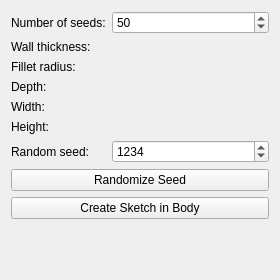
The window that src/Mod/PartDesign/Gui/TaskVoronoiParameters.ui (fadabaro95/FreeCAD) describes before a commit, drawn with Qt 5.
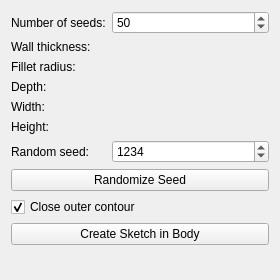
The same window after the commit. Custom widgets are drawn as their Qt base class.

Commit message:
Add close contour option to Voronoi sketches
Adds a CloseContour property and UI checkbox to Voronoi sketch generation. When enabled, the bounding box outline is included in the sketch; when disabled, only the generated cell polygons are kept. The property is wired through the command and task parameter dialogs and triggers re-execution when changed.

```diff
--- a/src/Mod/PartDesign/Gui/TaskVoronoiParameters.ui
+++ b/src/Mod/PartDesign/Gui/TaskVoronoiParameters.ui
@@ -115,6 +115,16 @@
      </property>
     </widget>
    </item>
+   <item>
+    <widget class="QCheckBox" name="checkCloseContour">
+     <property name="text">
+      <string>Close outer contour</string>
+     </property>
+     <property name="checked">
+      <bool>true</bool>
+     </property>
+    </widget>
+   </item>
    <item>
     <widget class="QPushButton" name="buttonCreateSketch">
      <property name="text">
```
The commit also changes 5 other files.
